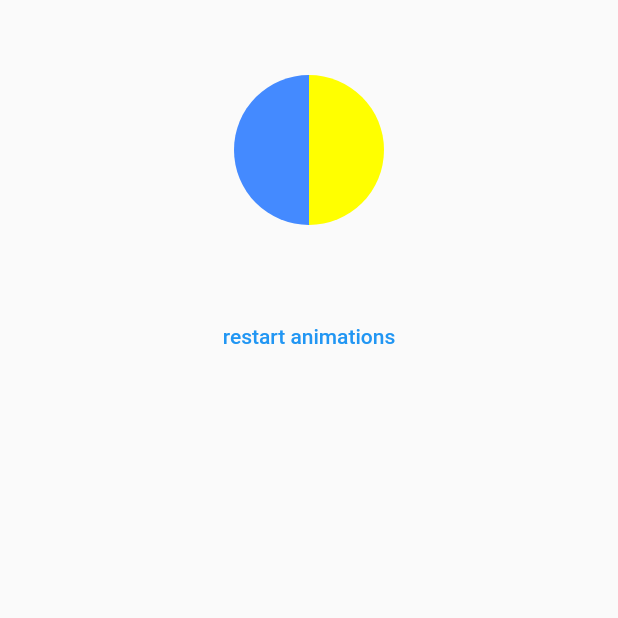
After one commit to shadihas/background_service, a Flutter app: the AnimationExample2 screen opened directly, after a tap on "restart animations", on a phone screen of 412 x 824 dp, the top half of it. The commit adds this screen. Run offline on Flutter 3.47's test engine with Material 2 defaults, Android fonts, the phone set to English and light mode, and no system bars; our stand-ins replace bloc, equatable, flutter_bloc; missing offline and left inert: flutter_foreground_task; statements that could not run were skipped.

Commit message:
added the animations examples 1 , 2, 3D, and Hero

```diff
--- /dev/null
+++ b/lib/background_service/presentations/widgets/animations_example2.dart
@@ -0,0 +1,192 @@
+import 'dart:math' show pi;
+import 'package:flutter/material.dart';
+
+class AnimationExample2 extends StatefulWidget {
+  const AnimationExample2({super.key});
+
+  @override
+  State<AnimationExample2> createState() => _AnimationExample2State();
+}
+
+extension on VoidCallback {
+  Future<void> delayed(Duration duration) => Future.delayed(duration, this);
+}
+
+class _AnimationExample2State extends State<AnimationExample2>
+    with TickerProviderStateMixin {
+  late AnimationController _counterClockwiseRotationController;
+  late Animation<double> _counterClockwiseRotationAnimation;
+
+  late AnimationController _flipController;
+  late Animation<double> _flipAnimation;
+  @override
+  void initState() {
+    _counterClockwiseRotationController =
+        AnimationController(vsync: this, duration: const Duration(seconds: 1));
+
+    _counterClockwiseRotationAnimation = Tween<double>(begin: 0, end: -(pi / 2))
+        .animate(CurvedAnimation(
+            parent: _counterClockwiseRotationController,
+            curve: Curves.bounceOut));
+
+    _flipController =
+        AnimationController(vsync: this, duration: const Duration(seconds: 1));
+    _flipAnimation = Tween<double>(begin: 0, end: pi).animate(
+        CurvedAnimation(parent: _flipController, curve: Curves.bounceOut));
+    _counterClockwiseRotationController.addStatusListener((status) {
+      if (status == AnimationStatus.completed) {
+        _flipAnimation = Tween<double>(
+                begin: _flipAnimation.value, end: _flipAnimation.value + pi)
+            .animate(CurvedAnimation(
+                parent: _flipController, curve: Curves.bounceOut));
+        _flipController
+          ..reset()
+          ..forward();
+      }
+    });
+    _flipController.addStatusListener((status) {
+      if (status == AnimationStatus.completed) {
+        _counterClockwiseRotationAnimation = Tween<double>(
+                begin: _counterClockwiseRotationAnimation.value,
+                end: _counterClockwiseRotationAnimation.value + -(pi / 2))
+            .animate(CurvedAnimation(
+                parent: _counterClockwiseRotationController,
+                curve: Curves.bounceOut));
+        _counterClockwiseRotationController
+          ..reset()
+          ..forward();
+      }
+    });
+    super.initState();
+  }
+
+  @override
+  void dispose() {
+    _counterClockwiseRotationController.dispose();
+    _flipController.dispose();
+    super.dispose();
+  }
+
+  @override
+  Widget build(BuildContext context) {
+    _counterClockwiseRotationController
+      ..reset()
+      ..forward.delayed(const Duration(seconds: 1));
+
+    //status listener
+
+    return Scaffold(
+      body: Center(
+        child: Column(
+          children: [
+            GestureDetector(
+              onTap: () {
+                _counterClockwiseRotationController.stop();
+                _flipController.stop();
+              },
+              child: SizedBox(
+                height: 200,
+                width: 200,
+                child: AnimatedBuilder(
+                    animation: _counterClockwiseRotationController,
+                    builder: (context, child) {
+                      return Transform(
+                        alignment: Alignment.center,
+                        transform: Matrix4.identity()
+                          ..rotateZ(_counterClockwiseRotationAnimation.value),
+                        child: Row(
+                          children: [
+                            AnimatedBuilder(
+                              animation: _flipAnimation,
+                              builder: (context, child) => Transform(
+                                alignment: Alignment.centerRight,
+                                transform: Matrix4.identity()
+                                  ..rotateY(_flipAnimation.value),
+                                child: ClipPath(
+                                  clipper:
+                                      HalfCircleClipper(side: CircleSide.left),
+                                  child: Container(
+                                      height: 100,
+                                      width: 100,
+                                      decoration: const BoxDecoration(
+                                        color: Colors.blueAccent,
+                                      )),
+                                ),
+                              ),
+                            ),
+                            AnimatedBuilder(
+                                animation: _flipAnimation,
+                                builder: (context, child) {
+                                  return Transform(
+                                    alignment: Alignment.centerLeft,
+                                    transform: Matrix4.identity()
+                                      ..rotateY(_flipAnimation.value),
+                                    child: ClipPath(
+                                      clipper: HalfCircleClipper(
+                                          side: CircleSide.right),
+                                      child: Container(
+                                        height: 100,
+                                        width: 100,
+                                        decoration: const BoxDecoration(
+                                          color: Colors.yellowAccent,
+                                        ),
+                                      ),
+                                    ),
+                                  );
+                                }),
+                          ],
+                        ),
+                      );
+                    }),
+              ),
+            ),
+            TextButton(
+                onPressed: () {
+                  _counterClockwiseRotationController.reset();
+                  _flipController.reset();
+                },
+                child: const Text("restart animations"))
+          ],
+        ),
+      ),
+    );
+  }
+}
+
+class HalfCircleClipper extends CustomClipper<Path> {
+  CircleSide side;
+  HalfCircleClipper({
+    required this.side,
+  });
+  @override
+  Path getClip(Size size) => side.toPath(size);
+
+  @override
+  bool shouldReclip(covariant CustomClipper<Path> oldClipper) => true;
+}
+
+enum CircleSide { left, right }
+
+extension ToPath on CircleSide {
+  Path toPath(Size size) {
+    final path = Path();
+    late Offset offset;
+    late bool clockwise;
+
+    switch (this) {
+      case CircleSide.left:
+        path.moveTo(size.width, 0);
+        offset = Offset(size.width, size.height);
+        clockwise = false;
+        break;
+      case CircleSide.right:
+        offset = Offset(0, size.height);
+        clockwise = true;
+        break;
+    }
+    path.arcToPoint(offset,
+        radius: Radius.elliptical(size.width / 2, size.height / 2),
+        clockwise: clockwise);
+    return path;
+  }
+}
--- a/pubspec.yaml
+++ b/pubspec.yaml
@@ -42,6 +42,7 @@ dependencies:
   bloc: ^8.1.2
   flutter_bloc: ^8.1.3
   equatable: ^2.0.5
+  vector_math: ^2.1.4
 
 dev_dependencies:
   flutter_test:
@@ -66,8 +67,8 @@ flutter:
   uses-material-design: true
 
   # To add assets to your application, add an assets section, like this:
-  # assets:
-  #   - images/a_dot_burr.jpeg
+  assets:
+    - assets/images/wow.png
   #   - images/a_dot_ham.jpeg
 
   # An image asset can refer to one or more resolution-specific "variants", see
```
Also changed, not shown: lib/background_service/presentations/widgets/animations_examble1.dart (added, +67 -0 lines), lib/background_service/presentations/widgets/hero_animations.dart (added, +91 -0 lines), lib/background_service/presentations/widgets/three_D_animations.dart (added, +138 -0 lines), lib/main.dart (+56 -2 lines), assets/images/wow.png (added), pubspec.lock, 2 other files.
